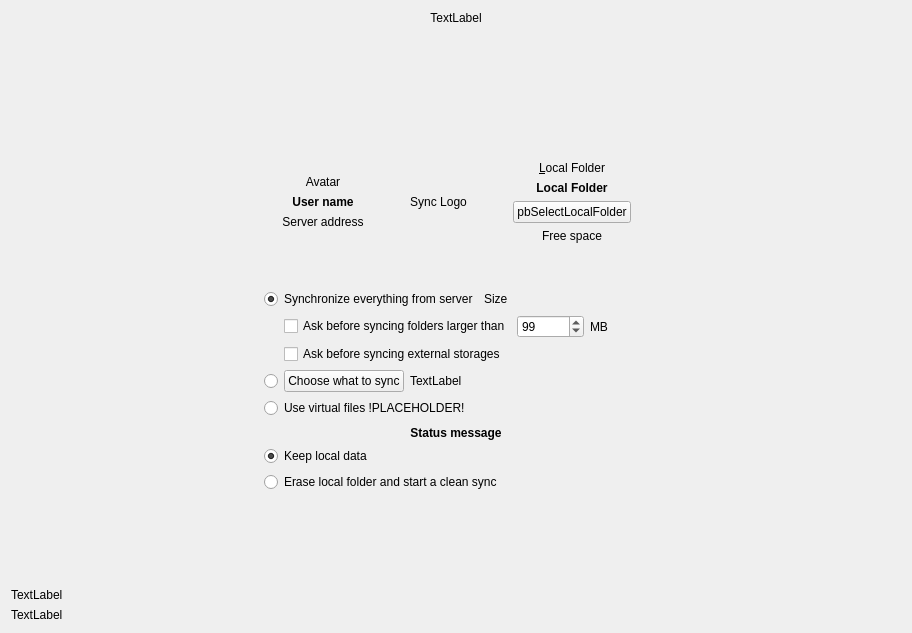
The window that src/gui/wizard/owncloudadvancedsetuppage.ui (nextmcloud/desktop) describes before a commit, drawn with Qt 5.
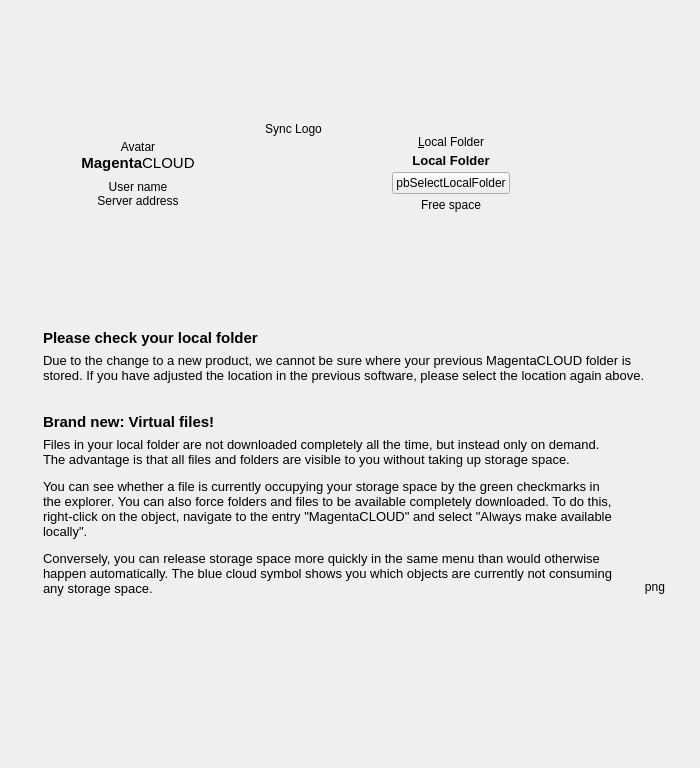
The same window after the commit.

Commit message: Installer screen 1 and 2

Patch:
```diff
--- a/src/gui/wizard/owncloudadvancedsetuppage.ui
+++ b/src/gui/wizard/owncloudadvancedsetuppage.ui
@@ -6,8 +6,8 @@
    <rect>
     <x>0</x>
     <y>0</y>
-    <width>912</width>
-    <height>633</height>
+    <width>700</width>
+    <height>768</height>
    </rect>
   </property>
   <property name="sizePolicy">
@@ -19,36 +19,14 @@
   <property name="windowTitle">
    <string notr="true">Form</string>
   </property>
-  <layout class="QVBoxLayout" name="verticalLayout_4">
-   <item>
-    <widget class="QLabel" name="topLabel">
-     <property name="sizePolicy">
-      <sizepolicy hsizetype="Preferred" vsizetype="Fixed">
-       <horstretch>0</horstretch>
-       <verstretch>0</verstretch>
-      </sizepolicy>
-     </property>
-     <property name="text">
-      <string notr="true">TextLabel</string>
-     </property>
-     <property name="textFormat">
-      <enum>Qt::RichText</enum>
-     </property>
-     <property name="alignment">
-      <set>Qt::AlignCenter</set>
-     </property>
-     <property name="wordWrap">
-      <bool>true</bool>
-     </property>
-    </widget>
-   </item>
+  <layout class="QVBoxLayout" name="verticalLayout_6">
    <item>
     <spacer name="verticalSpacer_2">
      <property name="orientation">
       <enum>Qt::Vertical</enum>
      </property>
      <property name="sizeType">
-      <enum>QSizePolicy::Expanding</enum>
+      <enum>QSizePolicy::Preferred</enum>
      </property>
      <property name="sizeHint" stdset="0">
       <size>
@@ -60,17 +38,17 @@
    </item>
    <item>
     <layout class="QHBoxLayout" name="horizontalLayout_4">
-     <property name="topMargin">
-      <number>0</number>
-     </property>
      <item>
       <spacer name="horizontalSpacer_12">
        <property name="orientation">
         <enum>Qt::Horizontal</enum>
        </property>
+       <property name="sizeType">
+        <enum>QSizePolicy::Preferred</enum>
+       </property>
        <property name="sizeHint" stdset="0">
         <size>
-         <width>40</width>
+         <width>70</width>
          <height>20</height>
         </size>
        </property>
@@ -78,11 +56,11 @@
      </item>
      <item>
       <layout class="QHBoxLayout" name="horizontalLayout_3">
-       <property name="rightMargin">
-        <number>0</number>
-       </property>
        <item>
         <layout class="QVBoxLayout" name="verticalLayout_2">
+         <property name="spacing">
+          <number>0</number>
+         </property>
          <item>
           <spacer name="verticalSpacer_5">
            <property name="orientation">
@@ -109,29 +87,71 @@
            </property>
           </widget>
          </item>
+         <item>
+          <widget class="QLabel" name="userNameLabel_2">
+           <property name="font">
+            <font>
+             <family>Segoe UI</family>
+             <pointsize>11</pointsize>
+             <weight>50</weight>
+             <bold>false</bold>
+            </font>
+           </property>
+           <property name="text">
+            <string>&lt;b&gt;Magenta&lt;/b&gt;CLOUD</string>
+           </property>
+           <property name="alignment">
+            <set>Qt::AlignCenter</set>
+           </property>
+          </widget>
+         </item>
+         <item>
+          <spacer name="verticalSpacer_9">
+           <property name="orientation">
+            <enum>Qt::Vertical</enum>
+           </property>
+           <property name="sizeType">
+            <enum>QSizePolicy::Fixed</enum>
+           </property>
+           <property name="sizeHint" stdset="0">
+            <size>
+             <width>20</width>
+             <height>8</height>
+            </size>
+           </property>
+          </spacer>
+         </item>
          <item>
           <widget class="QLabel" name="userNameLabel">
            <property name="font">
             <font>
-             <weight>75</weight>
-             <bold>true</bold>
+             <family>Segoe UI</family>
+             <pointsize>9</pointsize>
+             <weight>50</weight>
+             <bold>false</bold>
             </font>
            </property>
            <property name="text">
             <string>User name</string>
            </property>
            <property name="alignment">
-            <set>Qt::AlignCenter</set>
+            <set>Qt::AlignBottom|Qt::AlignHCenter</set>
            </property>
           </widget>
          </item>
          <item>
           <widget class="QLabel" name="serverAddressLabel">
+           <property name="font">
+            <font>
+             <family>Segoe UI</family>
+             <pointsize>9</pointsize>
+            </font>
+           </property>
            <property name="text">
             <string>Server address</string>
            </property>
            <property name="alignment">
-            <set>Qt::AlignCenter</set>
+            <set>Qt::AlignHCenter|Qt::AlignTop</set>
            </property>
           </widget>
          </item>
@@ -146,7 +166,7 @@
            <property name="sizeHint" stdset="0">
             <size>
              <width>20</width>
-             <height>40</height>
+             <height>35</height>
             </size>
            </property>
           </spacer>
@@ -159,25 +179,51 @@
           <enum>Qt::Horizontal</enum>
          </property>
          <property name="sizeType">
-          <enum>QSizePolicy::Minimum</enum>
+          <enum>QSizePolicy::Fixed</enum>
          </property>
          <property name="sizeHint" stdset="0">
           <size>
-           <width>40</width>
+           <width>64</width>
            <height>20</height>
           </size>
          </property>
         </spacer>
        </item>
        <item>
-        <widget class="QLabel" name="syncLogoLabel">
-         <property name="text">
-          <string>Sync Logo</string>
-         </property>
-         <property name="alignment">
-          <set>Qt::AlignCenter</set>
-         </property>
-        </widget>
+        <layout class="QVBoxLayout" name="verticalLayout_4">
+         <item>
+          <widget class="QLabel" name="syncLogoLabel">
+           <property name="sizePolicy">
+            <sizepolicy hsizetype="Expanding" vsizetype="Expanding">
+             <horstretch>0</horstretch>
+             <verstretch>0</verstretch>
+            </sizepolicy>
+           </property>
+           <property name="text">
+            <string>Sync Logo</string>
+           </property>
+           <property name="alignment">
+            <set>Qt::AlignCenter</set>
+           </property>
+          </widget>
+         </item>
+         <item>
+          <spacer name="verticalSpacer_7">
+           <property name="orientation">
+            <enum>Qt::Vertical</enum>
+           </property>
+           <property name="sizeType">
+            <enum>QSizePolicy::Fixed</enum>
+           </property>
+           <property name="sizeHint" stdset="0">
+            <size>
+             <width>20</width>
+             <height>90</height>
+            </size>
+           </property>
+          </spacer>
+         </item>
+        </layout>
        </item>
        <item>
         <spacer name="horizontalSpacer_6">
@@ -185,11 +231,11 @@
           <enum>Qt::Horizontal</enum>
          </property>
          <property name="sizeType">
-          <enum>QSizePolicy::Minimum</enum>
+          <enum>QSizePolicy::Fixed</enum>
          </property>
          <property name="sizeHint" stdset="0">
           <size>
-           <width>40</width>
+           <width>64</width>
            <height>20</height>
           </size>
          </property>
@@ -197,6 +243,9 @@
        </item>
        <item>
         <layout class="QVBoxLayout" name="verticalLayout_5">
+         <property name="spacing">
+          <number>4</number>
+         </property>
          <item>
           <spacer name="verticalSpacer_6">
            <property name="orientation">
@@ -236,6 +285,8 @@
           <widget class="QLabel" name="localFolderDescriptionLabel">
            <property name="font">
             <font>
+             <family>Segoe UI</family>
+             <pointsize>10</pointsize>
              <weight>75</weight>
              <bold>true</bold>
             </font>
@@ -277,6 +328,12 @@
                <verstretch>0</verstretch>
               </sizepolicy>
              </property>
+             <property name="font">
+              <font>
+               <family>Segoe UI</family>
+               <pointsize>9</pointsize>
+              </font>
+             </property>
              <property name="text">
               <string notr="true">pbSelectLocalFolder</string>
              </property>
@@ -314,6 +371,12 @@
              <verstretch>0</verstretch>
             </sizepolicy>
            </property>
+           <property name="font">
+            <font>
+             <family>Segoe UI</family>
+             <pointsize>9</pointsize>
+            </font>
+           </property>
            <property name="text">
             <string notr="true">Free space</string>
            </property>
@@ -333,7 +396,7 @@
            <property name="sizeHint" stdset="0">
             <size>
              <width>20</width>
-             <height>40</height>
+             <height>28</height>
             </size>
            </property>
           </spacer>
@@ -358,388 +421,149 @@
     </layout>
    </item>
    <item>
-    <layout class="QHBoxLayout" name="horizontalLayout_2">
-     <property name="sizeConstraint">
-      <enum>QLayout::SetMinimumSize</enum>
-     </property>
-     <property name="topMargin">
-      <number>0</number>
-     </property>
-     <property name="bottomMargin">
-      <number>0</number>
-     </property>
+    <layout class="QHBoxLayout" name="horizontalLayout_6">
      <item>
       <spacer name="horizontalSpacer_14">
        <property name="orientation">
         <enum>Qt::Horizontal</enum>
        </property>
+       <property name="sizeType">
+        <enum>QSizePolicy::Preferred</enum>
+       </property>
        <property name="sizeHint" stdset="0">
         <size>
-         <width>40</width>
+         <width>32</width>
          <height>20</height>
         </size>
        </property>
       </spacer>
      </item>
      <item>
-      <layout class="QVBoxLayout" name="verticalLayout_7">
-       <property name="rightMargin">
-        <number>0</number>
-       </property>
-       <property name="bottomMargin">
-        <number>0</number>
-       </property>
+      <layout class="QVBoxLayout" name="verticalLayout_3">
        <item>
-        <layout class="QVBoxLayout" name="wSyncStrategy">
-         <property name="topMargin">
-          <number>0</number>
-         </property>
-         <property name="bottomMargin">
-          <number>0</number>
-         </property>
+        <layout class="QHBoxLayout" name="lVirtualFileSync_2">
          <item>
-          <layout class="QHBoxLayout" name="horizontalLayout_5">
-           <property name="topMargin">
-            <number>0</number>
+          <widget class="QLabel" name="localFolderHead_5">
+           <property name="font">
+            <font>
+             <family>Segoe UI</family>
+             <pointsize>11</pointsize>
+             <weight>75</weight>
+             <bold>true</bold>
+            </font>
            </property>
-           <item>
-            <widget class="QRadioButton" name="rSyncEverything">
-             <property name="text">
-              <string>Synchronize everything from server</string>
-             </property>
-             <property name="checked">
-              <bool>true</bool>
-             </property>
-            </widget>
-           </item>
-           <item>
-            <widget class="QLabel" name="lSyncEverythingSizeLabel">
-             <property name="text">
-              <string notr="true">Size</string>
-             </property>
-             <property name="textFormat">
-              <enum>Qt::PlainText</enum>
-             </property>
-            </widget>
-           </item>
-           <item>
-            <spacer name="horizontalSpacer_2">
-             <property name="orientation">
-              <enum>Qt::Horizontal</enum>
-             </property>
-             <property name="sizeHint" stdset="0">
-              <size>
-               <width>40</width>
-               <height>20</height>
-              </size>
-             </property>
-            </spacer>
-           </item>
-          </layout>
-         </item>
-         <item>
-          <layout class="QHBoxLayout" name="horizontalLayout_6">
-           <property name="topMargin">
-            <number>0</number>
+           <property name="text">
+            <string>Please check your local folder</string>
            </property>
-           <item>
-            <spacer name="horizontalSpacer_8">
-             <property name="orientation">
-              <enum>Qt::Horizontal</enum>
-             </property>
-             <property name="sizeType">
-              <enum>QSizePolicy::Minimum</enum>
-             </property>
-             <property name="sizeHint" stdset="0">
-              <size>
-               <width>20</width>
-               <height>20</height>
-              </size>
-             </property>
-            </spacer>
-           </item>
-           <item>
-            <widget class="QCheckBox" name="confCheckBoxSize">
-             <property name="text">
-              <string>Ask before syncing folders larger than</string>
-             </property>
-            </widget>
-           </item>
-           <item>
-            <widget class="QSpinBox" name="confSpinBox">
-             <property name="sizePolicy">
-              <sizepolicy hsizetype="Preferred" vsizetype="Fixed">
-               <horstretch>0</horstretch>
-               <verstretch>0</verstretch>
-              </sizepolicy>
-             </property>
-             <property name="focusPolicy">
-              <enum>Qt::StrongFocus</enum>
-             </property>
-             <property name="maximum">
-              <number>999999</number>
-             </property>
-             <property name="value">
-              <number>99</number>
-             </property>
-            </widget>
-           </item>
-           <item>
-            <widget class="QLabel" name="confTraillingSizeLabel">
-             <property name="text">
-              <string extracomment="Trailing part of &quot;Ask confirmation before syncing folder larger than&quot; ">MB</string>
-             </property>
-            </widget>
-           </item>
-           <item>
-            <spacer name="horizontalSpacer_7">
-             <property name="orientation">
-              <enum>Qt::Horizontal</enum>
-             </property>
-             <property name="sizeHint" stdset="0">
-              <size>
-               <width>40</width>
-               <height>20</height>
-              </size>
-             </property>
-            </spacer>
-           </item>
-          </layout>
+           <property name="alignment">
+            <set>Qt::AlignLeading|Qt::AlignLeft|Qt::AlignVCenter</set>
+           </property>
+          </widget>
          </item>
+        </layout>
+       </item>
+       <item>
+        <widget class="QLabel" name="localFolderHead_6">
+         <property name="font">
+          <font>
+           <family>Segoe UI</family>
+           <pointsize>10</pointsize>
+           <weight>50</weight>
+           <bold>false</bold>
+          </font>
+         </property>
+         <property name="text">
+          <string>Due to the change to a new product, we cannot be sure where your previous MagentaCLOUD folder is stored. If you have adjusted the location in the previous software, please select the location again above.</string>
+         </property>
+         <property name="alignment">
+          <set>Qt::AlignLeading|Qt::AlignLeft|Qt::AlignVCenter</set>
+         </property>
+         <property name="wordWrap">
+          <bool>true</bool>
+         </property>
+        </widget>
+       </item>
+       <item>
+        <spacer name="verticalSpacer_8">
+         <property name="orientation">
+          <enum>Qt::Vertical</enum>
+         </property>
+         <property name="sizeHint" stdset="0">
+          <size>
+           <width>20</width>
+           <height>24</height>
+          </size>
+         </property>
+        </spacer>
+       </item>
+       <item>
+        <widget class="QLabel" name="localFolderHead_7">
+         <property name="font">
+          <font>
+           <family>Segoe UI</family>
+           <pointsize>11</pointsize>
+           <weight>75</weight>
+           <bold>true</bold>
+          </font>
+         </property>
+         <property name="text">
+          <string>Brand new: Virtual files!</string>
+         </property>
+         <property name="alignment">
+          <set>Qt::AlignLeading|Qt::AlignLeft|Qt::AlignVCenter</set>
+         </property>
+        </widget>
+       </item>
+       <item>
+        <layout class="QHBoxLayout" name="horizontalLayout_5">
          <item>
-          <layout class="QHBoxLayout" name="horizontalLayout_8">
-           <property name="topMargin">
-            <number>0</number>
+          <widget class="QLabel" name="localFolderHead_8">
+           <property name="font">
+            <font>
+             <family>Segoe UI</family>
+             <pointsize>10</pointsize>
+             <weight>50</weight>
+             <bold>false</bold>
+            </font>
            </property>
-           <item>
-            <spacer name="horizontalSpacer_9">
-             <property name="orientation">
-              <enum>Qt::Horizontal</enum>
-             </property>
-             <property name="sizeType">
-              <enum>QSizePolicy::Minimum</enum>
-             </property>
-             <property name="sizeHint" stdset="0">
-              <size>
-               <width>20</width>
-               <height>20</height>
-              </size>
-             </property>
-            </spacer>
-           </item>
-           <item>
-            <widget class="QCheckBox" name="confCheckBoxExternal">
-             <property name="text">
-              <string>Ask before syncing external storages</string>
-             </property>
-            </widget>
-           </item>
-           <item>
-            <spacer name="horizontalSpacer_10">
-             <property name="orientation">
-              <enum>Qt::Horizontal</enum>
-             </property>
-             <property name="sizeHint" stdset="0">
-              <size>
-               <width>40</width>
-               <height>20</height>
-              </size>
-             </property>
-            </spacer>
-           </item>
-          </layout>
+           <property name="text">
+            <string notr="true">&lt;html&gt;&lt;head/&gt;&lt;body&gt;&lt;p&gt;Files in your local folder are not downloaded completely all the time, but instead only on demand. The advantage is that all files and folders are visible to you without taking up storage space.&lt;/p&gt;&lt;p&gt;You can see whether a file is currently occupying your storage space by the green checkmarks in the explorer. You can also force folders and files to be available completely downloaded. To do this, right-click on the object, navigate to the entry &amp;quot;MagentaCLOUD&amp;quot; and select &amp;quot;Always make available locally&amp;quot;.&lt;/p&gt;&lt;p&gt;Conversely, you can release storage space more quickly in the same menu than would otherwise happen automatically. The blue cloud symbol shows you which objects are currently not consuming any storage space.&lt;/p&gt;&lt;/body&gt;&lt;/html&gt;</string>
+           </property>
+           <property name="alignment">
+            <set>Qt::AlignLeading|Qt::AlignLeft|Qt::AlignTop</set>
+           </property>
+           <property name="wordWrap">
+            <bool>true</bool>
+           </property>
+          </widget>
          </item>
          <item>
-          <layout class="QHBoxLayout" name="horizontalLayout_10">
-           <property name="topMargin">
-            <number>0</number>
+          <widget class="QLabel" name="statusIcon">
+           <property name="sizePolicy">
+            <sizepolicy hsizetype="Maximum" vsizetype="Maximum">
+             <horstretch>0</horstretch>
+             <verstretch>0</verstretch>
+            </sizepolicy>
            </property>
-           <item>
-            <widget class="QRadioButton" name="rSelectiveSync">
-             <property name="sizePolicy">
-              <sizepolicy hsizetype="Minimum" vsizetype="Minimum">
-               <horstretch>0</horstretch>
-               <verstretch>0</verstretch>
-              </sizepolicy>
-             </property>
-             <property name="text">
-              <string/>
-             </property>
-             <property name="checkable">
-              <bool>false</bool>
-             </property>
-            </widget>
-           </item>
-           <item>
-            <widget class="QPushButton" name="bSelectiveSync">
-             <property name="text">
-              <string>Choose what to sync</string>
-             </property>
-             <property name="autoDefault">
-              <bool>true</bool>
-             </property>
-             <property name="default">
-              <bool>false</bool>
-             </property>
-            </widget>
-           </item>
-           <item>
-            <widget class="QLabel" name="lSelectiveSyncSizeLabel">
-             <property name="text">
-              <string notr="true">TextLabel</string>
-             </property>
-             <property name="textFormat">
-              <enum>Qt::PlainText</enum>
-             </property>
-            </widget>
-           </item>
-           <item>
-            <spacer name="horizontalSpacer">
-             <property name="orientation">
-              <enum>Qt::Horizontal</enum>
-             </property>
-             <property name="sizeHint" stdset="0">
-              <size>
-               <width>40</width>
-               <height>20</height>
-              </size>
-             </property>
-            </spacer>
-           </item>
-          </layout>
+           <property name="minimumSize">
+            <size>
+             <width>40</width>
+             <height>300</height>
+            </size>
+           </property>
+           <property name="text">
+            <string>png</string>
+           </property>
+           <property name="alignment">
+            <set>Qt::AlignRight|Qt::AlignTrailing|Qt::AlignVCenter</set>
+           </property>
+           <property name="buddy">
+            <cstring>pbSelectLocalFolder</cstring>
+           </property>
+          </widget>
          </item>
-         <item>
-          <layout class="QHBoxLayout" name="lVirtualFileSync">
-           <item>
-            <widget class="QRadioButton" name="rVirtualFileSync">
-             <property name="sizePolicy">
-              <sizepolicy hsizetype="Minimum" vsizetype="Minimum">
-               <horstretch>0</horstretch>
-               <verstretch>0</verstretch>
-              </sizepolicy>
-             </property>
-             <property name="text">
-              <string notr="true">Use virtual files !PLACEHOLDER!</string>
-             </property>
-             <property name="checkable">
-              <bool>false</bool>
-             </property>
-            </widget>
-           </item>
-           <item>
-            <spacer name="horizontalSpacer_5">
-             <property name="orientation">
-              <enum>Qt::Horizontal</enum>
-             </property>
-             <property name="sizeHint" stdset="0">
-              <size>
-               <width>40</width>
-               <height>20</height>
-              </size>
-             </property>
-            </spacer>
-           </item>
-          </layout>
-         </item>
         </layout>
        </item>
-       <item>
-        <widget class="QWidget" name="resolutionWidget" native="true">
-         <property name="sizePolicy">
-          <sizepolicy hsizetype="Minimum" vsizetype="Minimum">
-           <horstretch>0</horstretch>
-           <verstretch>0</verstretch>
-          </sizepolicy>
-         </property>
-         <layout class="QVBoxLayout" name="resolutionWidgetLayout" stretch="0,0,0">
-          <property name="spacing">
-           <number>6</number>
-          </property>
-          <property name="sizeConstraint">
-           <enum>QLayout::SetMinimumSize</enum>
-          </property>
-          <property name="leftMargin">
-           <number>0</number>
-          </property>
-          <property name="topMargin">
-           <number>2</number>
-          </property>
-          <property name="rightMargin">
-           <number>0</number>
-          </property>
-          <property name="bottomMargin">
-           <number>0</number>
-          </property>
-          <item>
-           <widget class="QLabel" name="syncModeLabel">
-            <property name="sizePolicy">
-             <sizepolicy hsizetype="Preferred" vsizetype="Fixed">
-              <horstretch>0</horstretch>
-              <verstretch>0</verstretch>
-             </sizepolicy>
-            </property>
-            <property name="font">
-             <font>
-              <pointsize>9</pointsize>
-              <weight>75</weight>
-              <bold>true</bold>
-             </font>
-            </property>
-            <property name="lineWidth">
-             <number>1</number>
-            </property>
-            <property name="text">
-             <string notr="true">Status message</string>
-            </property>
-            <property name="textFormat">
-             <enum>Qt::AutoText</enum>
-            </property>
-            <property name="alignment">
-             <set>Qt::AlignCenter</set>
-            </property>
-            <property name="wordWrap">
-             <bool>false</bool>
-            </property>
-           </widget>
-          </item>
-          <item>
-           <widget class="QRadioButton" name="rKeepLocal">
-            <property name="sizePolicy">
-             <sizepolicy hsizetype="Preferred" vsizetype="Fixed">
-              <horstretch>0</horstretch>
-              <verstretch>0</verstretch>
-             </sizepolicy>
-            </property>
-            <property name="text">
-             <string>Keep local data</string>
-            </property>
-            <property name="checked">
-             <bool>true</bool>
-            </property>
-           </widget>
-          </item>
-          <item>
-           <widget class="QRadioButton" name="cbSyncFromScratch">
-            <property name="sizePolicy">
-             <sizepolicy hsizetype="Preferred" vsizetype="Fixed">
-              <horstretch>0</horstretch>
-              <verstretch>0</verstretch>
-             </sizepolicy>
-            </property>
-            <property name="toolTip">
-             <string>&lt;html&gt;&lt;head/&gt;&lt;body&gt;&lt;p&gt;If this box is checked, existing content in the local folder will be erased to start a clean sync from the server.&lt;/p&gt;&lt;p&gt;Do not check this if the local content should be uploaded to the servers folder.&lt;/p&gt;&lt;/body&gt;&lt;/html&gt;</string>
-            </property>
-            <property name="text">
-             <string>Erase local folder and start a clean sync</string>
-            </property>
-            <property name="checkable">
-             <bool>true</bool>
-            </property>
-           </widget>
-          </item>
-         </layout>
-        </widget>
-       </item>
       </layout>
      </item>
      <item>
@@ -747,9 +571,12 @@
        <property name="orientation">
         <enum>Qt::Horizontal</enum>
        </property>
+       <property name="sizeType">
+        <enum>QSizePolicy::Preferred</enum>
+       </property>
        <property name="sizeHint" stdset="0">
         <size>
-         <width>40</width>
+         <width>24</width>
          <height>20</height>
         </size>
        </property>
@@ -763,36 +590,16 @@
       <enum>Qt::Vertical</enum>
      </property>
      <property name="sizeType">
-      <enum>QSizePolicy::Expanding</enum>
+      <enum>QSizePolicy::Preferred</enum>
      </property>
      <property name="sizeHint" stdset="0">
       <size>
        <width>20</width>
-       <height>40</height>
+       <height>20</height>
       </size>
      </property>
     </spacer>
    </item>
-   <item>
-    <widget class="QLabel" name="errorLabel">
-     <property name="text">
-      <string notr="true">TextLabel</string>
-     </property>
-    </widget>
-   </item>
-   <item>
-    <layout class="QHBoxLayout" name="resultLayout"/>
-   </item>
-   <item>
-    <widget class="QLabel" name="bottomLabel">
-     <property name="text">
-      <string notr="true">TextLabel</string>
-     </property>
-     <property name="textFormat">
-      <enum>Qt::RichText</enum>
-     </property>
-    </widget>
-   </item>
   </layout>
  </widget>
  <resources/>
```
Left out of the diff: 67 changed lines with no effect on the pictures. The commit also changes 6 other files.
